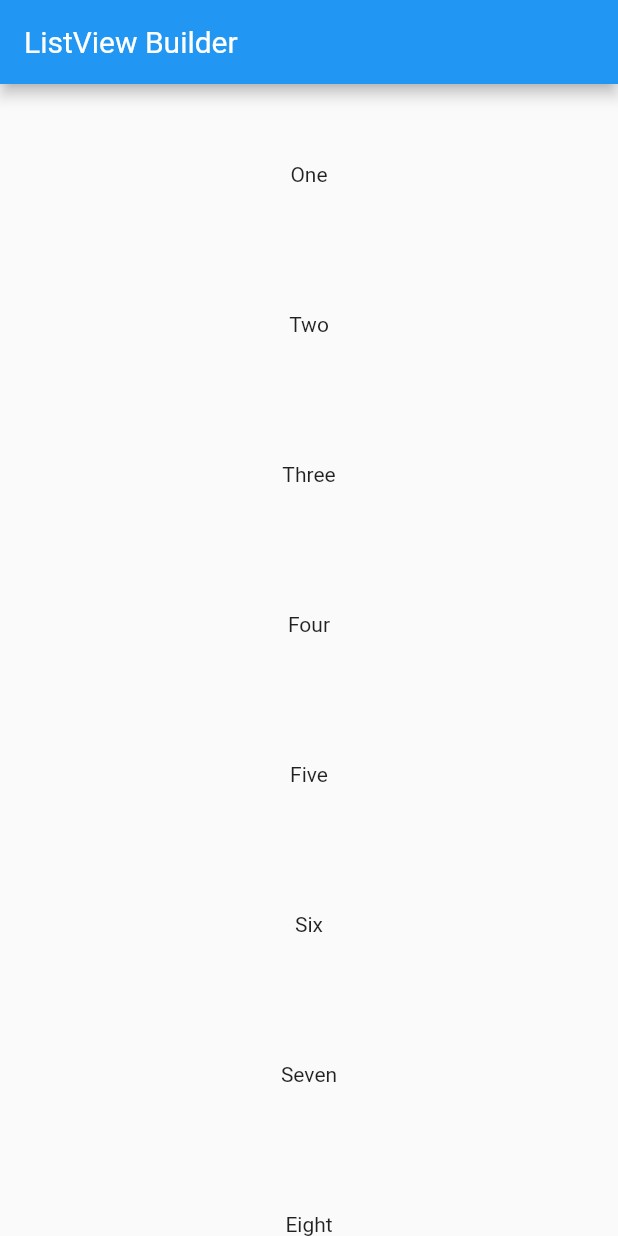
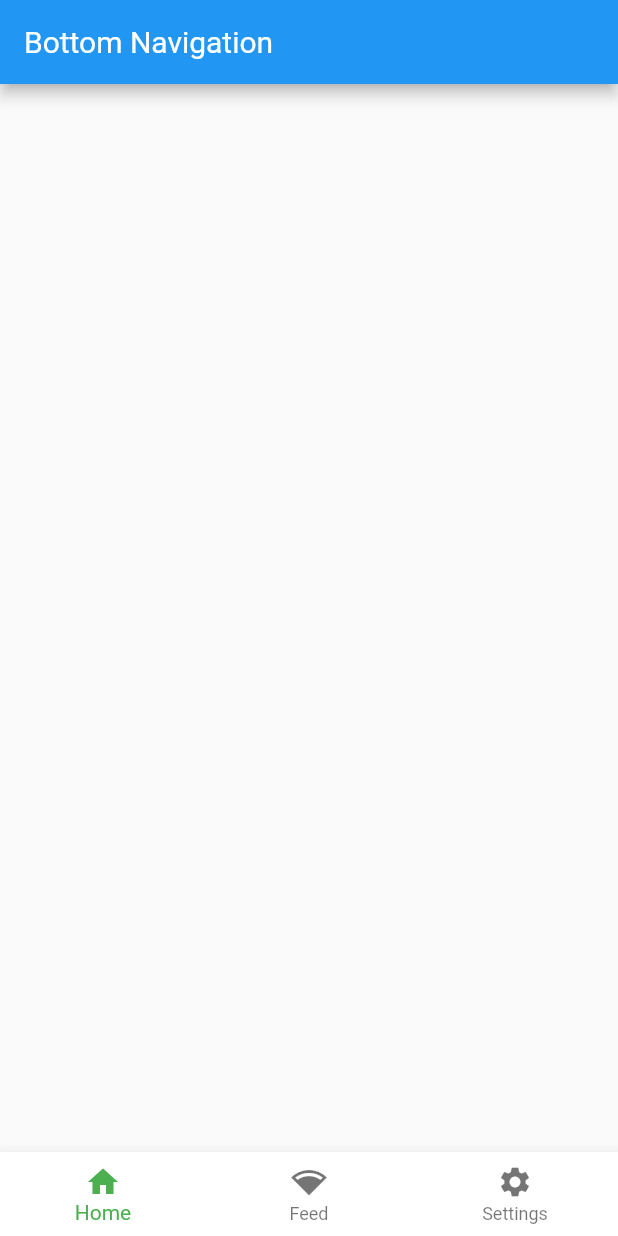
Before and after one commit to josephmtinangi/flutter-app, a Flutter app: the screen it shows after launch, on a phone screen of 412 x 824 dp. Run offline on Flutter 3.47's test engine with Material 2 defaults, Android fonts, the phone set to English and light mode, and no system bars.

Commit message:
Bottom navigation

```diff
--- a/lib/main.dart
+++ b/lib/main.dart
@@ -10,39 +10,35 @@ class MyHomePage extends StatefulWidget {
 }
 
 class _MyHomePageState extends State<MyHomePage> {
-  List<String> myList = [
-    'One',
-    'Two',
-    'Three',
-    'Four',
-    'Five',
-    'Six',
-    'Seven',
-    'Eight',
-    'Nine',
-    'Ten'
-  ];
+  int index = 0;
 
   @override
   Widget build(BuildContext context) {
     return MaterialApp(
       home: Scaffold(
         appBar: AppBar(
-          title: Text('ListView Builder'),
+          title: Text('Bottom Navigation'),
         ),
-        body: ListView.builder(
-            padding: EdgeInsets.all(10.0),
-            reverse: false,
-            scrollDirection: Axis.vertical,
-            itemCount: myList.length,
-            itemBuilder: (BuildContext context, int index) {
-              return Container(
-                height: 100.0,
-                child: Center(
-                  child: Text(myList[index]),
-                ),
-              );
-            }),
+        body: Container(),
+        bottomNavigationBar: BottomNavigationBar(
+          type: BottomNavigationBarType.fixed,
+          selectedItemColor: Colors.green,
+          backgroundColor: Colors.white,
+          currentIndex: index,
+          items: <BottomNavigationBarItem>[
+            BottomNavigationBarItem(
+                icon: Icon(Icons.home), title: Text('Home')),
+            BottomNavigationBarItem(
+                icon: Icon(Icons.network_wifi), title: Text('Feed')),
+            BottomNavigationBarItem(
+                icon: Icon(Icons.settings), title: Text('Settings'))
+          ],
+          onTap: (int selectedIndex) {
+            setState(() {
+              index = selectedIndex;
+            });
+          },
+        ),
       ),
       debugShowCheckedModeBanner: false,
     );
```
